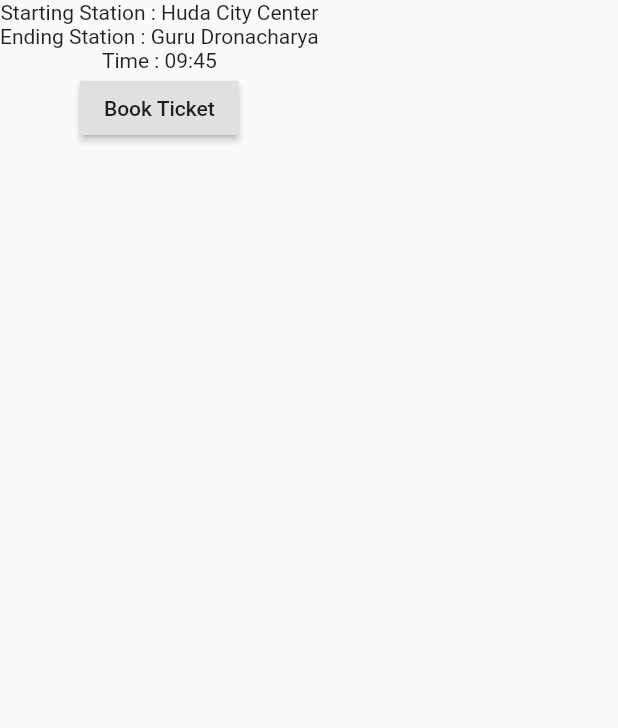
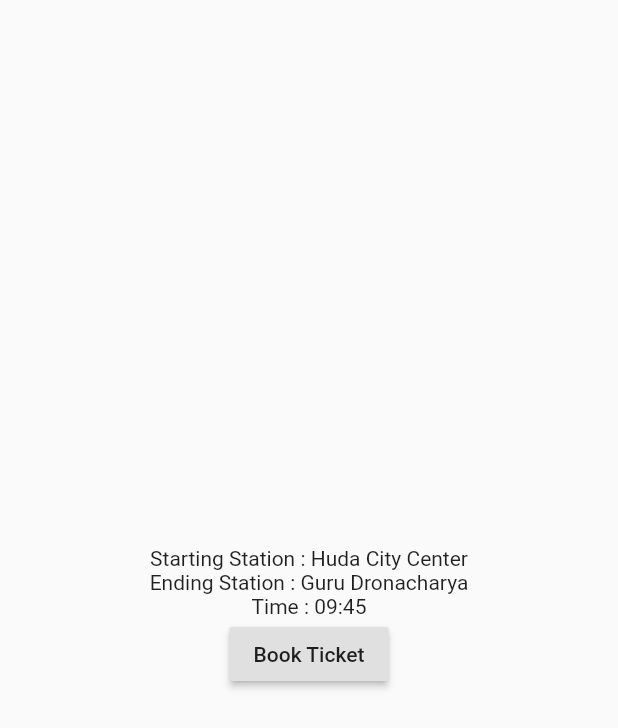
Before and after one commit to Harsh141220/Hacknu, a Flutter app: the screen it shows after launch, on a phone screen of 412 x 824 dp. Shown: the top 728 px of the screen. Run offline on Flutter 3.47's test engine with Material 2 defaults, Android fonts, the light colour scheme and no system bars; our stand-ins replace progress_dialog; missing offline and left inert: adhara_socket_io.

Commit message:
Fixed alignment issue

```diff
--- a/lib/home.dart
+++ b/lib/home.dart
@@ -54,7 +54,10 @@ class _MyHomePageState extends State<MyHomePage> {
   );
 
     return Scaffold(
-      body: Column(
+      body: Center(
+              child: Column(
+                mainAxisAlignment: MainAxisAlignment.center,
+                crossAxisAlignment: CrossAxisAlignment.center,
           children: <Widget>[
             Text("Starting Station : Huda City Center"),
             Text("Ending Station : Guru Dronacharya"),
@@ -67,6 +70,7 @@ class _MyHomePageState extends State<MyHomePage> {
               child: Text("Book Ticket"),
               ),
           ],
+          ),
       ),
       );
   }
```
Lines whose indentation alone changed are shown as unchanged.
